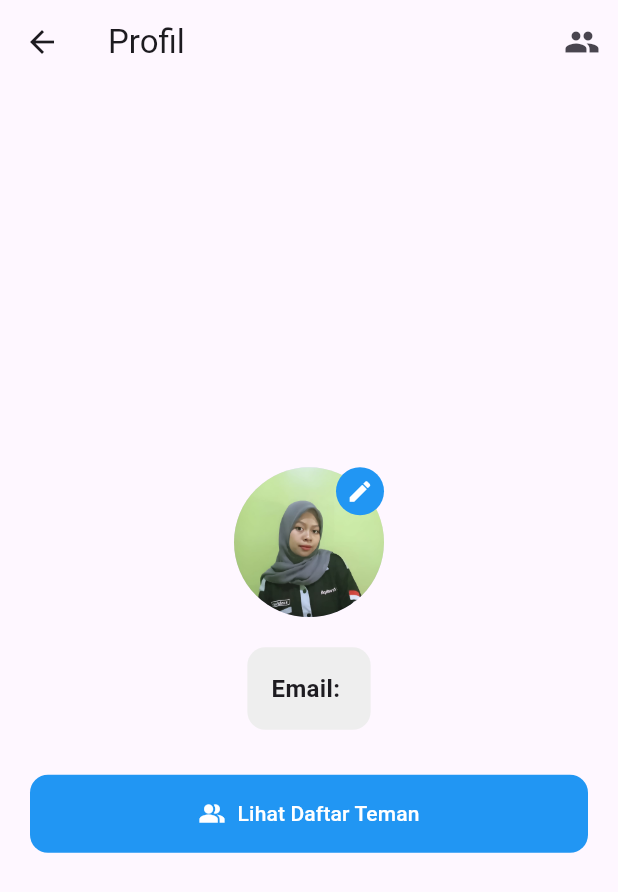
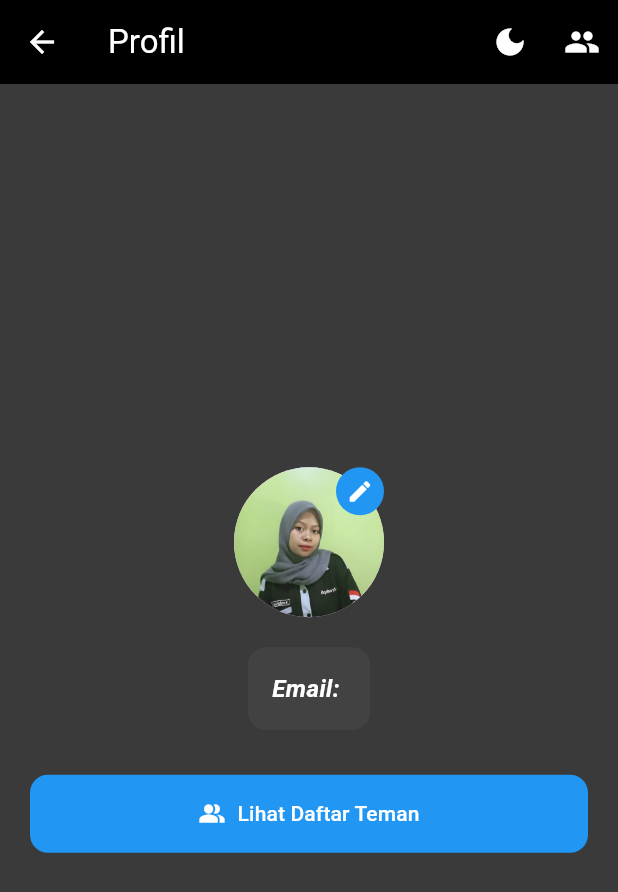
Before and after one commit to Dyah4p/Tugas_flutter_Dyah, a Flutter app: the screen it shows after launch, after a tap on "Login", on a phone screen of 412 x 824 dp. Shown: the top 892 px of the screen. Run offline on Flutter 3.47's test engine with Material 3 defaults, Android fonts, the phone set to English and light mode, and no system bars.

Commit message:
Update Flutter

```diff
--- a/stack1/lib/halaman_login.dart
+++ b/stack1/lib/halaman_login.dart
@@ -1,5 +1,6 @@
 import 'package:flutter/material.dart';
 import 'halaman_profil.dart';
+import 'login_screen2.dart';
 
 class HalamanLogin extends StatefulWidget {
   const HalamanLogin({super.key});
@@ -12,14 +13,27 @@ class _HalamanLoginState extends State<HalamanLogin> {
   final TextEditingController emailController = TextEditingController();
   final TextEditingController passwordController = TextEditingController();
 
+  bool passwordTertutup = true;
+
+  void togglePasswordVisibility() {
+    setState(() {
+      passwordTertutup = !passwordTertutup;
+    });
+  }
+
   void handleLogin() {
     Navigator.push(
       context,
       MaterialPageRoute(
-        builder: (context) => HalamanProfil(
-          email: emailController.text,
-        ),
+        builder: (context) => HalamanProfil(email: emailController.text),
       ),
+    );
+  }
+
+  void goToLoginScreen2() {
+    Navigator.push(
+      context,
+      MaterialPageRoute(builder: (context) => const Login2Screen()),
     );
   }
 
@@ -37,7 +51,6 @@ class _HalamanLoginState extends State<HalamanLogin> {
               style: TextStyle(fontSize: 24, fontWeight: FontWeight.bold),
             ),
             const SizedBox(height: 20),
-
             CircleAvatar(
               radius: 50,
               backgroundImage: const AssetImage('images/login.jpg'),
@@ -45,42 +58,60 @@ class _HalamanLoginState extends State<HalamanLogin> {
                 debugPrint("Gambar tidak ditemukan di images/login.jpg");
               },
             ),
+            const SizedBox(height: 20),
 
-            const SizedBox(height: 20),
             TextField(
               controller: emailController,
+              keyboardType: TextInputType.emailAddress,
               decoration: const InputDecoration(
                 labelText: 'Email',
+                hintText: 'Enter your email',
                 border: OutlineInputBorder(),
                 prefixIcon: Icon(Icons.email),
               ),
             ),
             const SizedBox(height: 10),
+
             TextField(
               controller: passwordController,
-              obscureText: true,
-              decoration: const InputDecoration(
+              obscureText: passwordTertutup,
+              decoration: InputDecoration(
                 labelText: 'Password',
-                border: OutlineInputBorder(),
-                prefixIcon: Icon(Icons.lock),
+                hintText: 'Enter your password',
+                border: const OutlineInputBorder(),
+                prefixIcon: const Icon(Icons.lock),
+                suffixIcon: IconButton(
+                  icon: Icon(
+                    passwordTertutup ? Icons.visibility_off : Icons.visibility,
+                  ),
+                  onPressed: togglePasswordVisibility,
+                ),
               ),
             ),
             const SizedBox(height: 20),
 
-
             TextButton(
               onPressed: handleLogin,
               style: TextButton.styleFrom(
-                padding: const EdgeInsets.symmetric(horizontal: 30, vertical: 12),
+                padding: const EdgeInsets.symmetric(
+                  horizontal: 30,
+                  vertical: 12,
+                ),
                 backgroundColor: Colors.blue,
                 foregroundColor: Colors.white,
                 shape: RoundedRectangleBorder(
                   borderRadius: BorderRadius.circular(8),
                 ),
               ),
+              child: const Text('Login', style: TextStyle(fontSize: 16)),
+            ),
+            const SizedBox(height: 10),
+
+            TextButton(
+              onPressed: goToLoginScreen2,
               child: const Text(
-                'Login',
-                style: TextStyle(fontSize: 16),
+                'Ke Login Screen 2',
+                style: TextStyle(color: Colors.blue),
               ),
             ),
           ],
--- a/stack1/lib/halaman_profil.dart
+++ b/stack1/lib/halaman_profil.dart
@@ -1,24 +1,45 @@
 import 'package:flutter/material.dart';
 import 'daftar_teman.dart';
 
-class HalamanProfil extends StatelessWidget {
+class HalamanProfil extends StatefulWidget {
   final String email;
 
   const HalamanProfil({super.key, required this.email});
 
   @override
+  State<HalamanProfil> createState() => _HalamanProfilState();
+}
+
+class _HalamanProfilState extends State<HalamanProfil> {
+  bool temaProfil = true;
+
+  void toggleTema() {
+    setState(() {
+      temaProfil = !temaProfil;
+    });
+  }
+
+  @override
   Widget build(BuildContext context) {
     return Scaffold(
+      backgroundColor:
+          temaProfil ? const Color.fromARGB(255, 59, 58, 58) : Colors.white,
       appBar: AppBar(
         title: const Text('Profil'),
+        backgroundColor: temaProfil ? Colors.black : Colors.blue,
+        foregroundColor: temaProfil ? Colors.white : Colors.black,
         actions: [
+          IconButton(
+            icon: Icon(temaProfil ? Icons.dark_mode : Icons.light_mode),
+            onPressed: toggleTema,
+          ),
           IconButton(
             icon: const Icon(Icons.people),
             onPressed: () {
               Navigator.push(
                 context,
                 MaterialPageRoute(
-                  builder: (context) => DaftarTeman(email: email),
+                  builder: (_) => DaftarTeman(email: widget.email),
                 ),
               );
             },
@@ -32,9 +53,11 @@ class HalamanProfil extends StatelessWidget {
             child: Stack(
               alignment: Alignment.center,
               children: [
-                const CircleAvatar(
+                CircleAvatar(
                   radius: 50,
-                  backgroundImage: AssetImage('images/dyah.jpg'),
+                  backgroundImage: AssetImage(
+                    temaProfil ? 'images/dyah.jpg' : 'images/kucing.jpg',
+                  ),
                 ),
                 Positioned(
                   top: 0,
@@ -53,29 +76,31 @@ class HalamanProfil extends StatelessWidget {
             ),
           ),
           const SizedBox(height: 20),
+
           Padding(
             padding: const EdgeInsets.symmetric(horizontal: 20),
             child: Container(
               padding: const EdgeInsets.all(16),
               decoration: BoxDecoration(
-                color: Colors.grey[200],
+                color: temaProfil ? Colors.grey[800] : Colors.grey[200],
                 borderRadius: BorderRadius.circular(12),
               ),
-              child: Column(
-                crossAxisAlignment: CrossAxisAlignment.start,
-                children: [
-                  Text(
-                    'Email: $email',
-                    style: const TextStyle(
-                      fontSize: 16,
-                      fontWeight: FontWeight.bold,
-                    ),
-                  ),
-                ],
+              child: Text(
+                'Email: ${widget.email}',
+                style: TextStyle(
+                  fontSize: 16,
+                  fontWeight: FontWeight.bold,
+                  color: temaProfil ? Colors.white : Colors.black,
+                  fontStyle:
+                      temaProfil
+                          ? FontStyle.italic
+                          : FontStyle.normal,
+                ),
               ),
             ),
           ),
           const SizedBox(height: 30),
+
           Padding(
             padding: const EdgeInsets.symmetric(horizontal: 20),
             child: SizedBox(
@@ -97,7 +122,7 @@ class HalamanProfil extends StatelessWidget {
                   Navigator.push(
                     context,
                     MaterialPageRoute(
-                      builder: (context) => DaftarTeman(email: email),
+                      builder: (_) => DaftarTeman(email: widget.email),
                     ),
                   );
                 },
--- a/stack1/pubspec.yaml
+++ b/stack1/pubspec.yaml
@@ -24,3 +24,4 @@ flutter:
   assets:
     - images/dyah.jpg
     - images/login.jpg
+    - images/kucing.jpg
```
Also changed, not shown: stack1/lib/login3_screen.dart (added, +10 -0 lines), stack1/lib/login_screen2.dart (added, +47 -0 lines), stack1/images/kucing.jpg (added).
